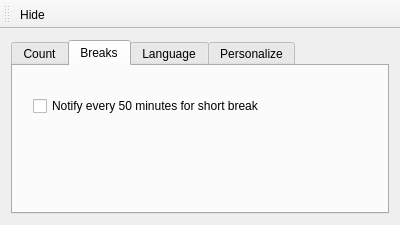
Before: the Qt Designer form SysTrayTimer/mainwindow.ui in Edewin/WorkTimer, drawn with Qt 5.
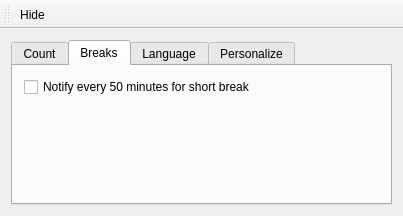
After: the same form once the commit is applied. The open tabs and pages were chosen to show the change. Icons and pictures are not drawn.

The edit to the form file:
```diff
--- a/SysTrayTimer/mainwindow.ui
+++ b/SysTrayTimer/mainwindow.ui
@@ -9,13 +9,19 @@
    <rect>
     <x>0</x>
     <y>0</y>
-    <width>400</width>
-    <height>225</height>
+    <width>403</width>
+    <height>216</height>
    </rect>
   </property>
+  <property name="minimumSize">
+   <size>
+    <width>350</width>
+    <height>216</height>
+   </size>
+  </property>
   <property name="maximumSize">
    <size>
-    <width>400</width>
+    <width>431</width>
     <height>300</height>
    </size>
   </property>
@@ -237,19 +243,28 @@
        <attribute name="title">
         <string>Breaks</string>
        </attribute>
-       <widget class="QCheckBox" name="checkBox50MinBreak">
-        <property name="geometry">
-         <rect>
-          <x>20</x>
-          <y>30</y>
-          <width>271</width>
-          <height>20</height>
-         </rect>
-        </property>
-        <property name="text">
-         <string>Notify every 50 minutes for short break</string>
-        </property>
-       </widget>
+       <layout class="QVBoxLayout" name="verticalLayout_3">
+        <item>
+         <widget class="QCheckBox" name="checkBox50MinBreak">
+          <property name="text">
+           <string>Notify every 50 minutes for short break</string>
+          </property>
+         </widget>
+        </item>
+        <item>
+         <spacer name="verticalSpacer_3">
+          <property name="orientation">
+           <enum>Qt::Vertical</enum>
+          </property>
+          <property name="sizeHint" stdset="0">
+           <size>
+            <width>20</width>
+            <height>40</height>
+           </size>
+          </property>
+         </spacer>
+        </item>
+       </layout>
       </widget>
       <widget class="QWidget" name="TabLanguage">
        <attribute name="title">
```
Left out of the diff: 4 changed lines with no effect on the pictures.
